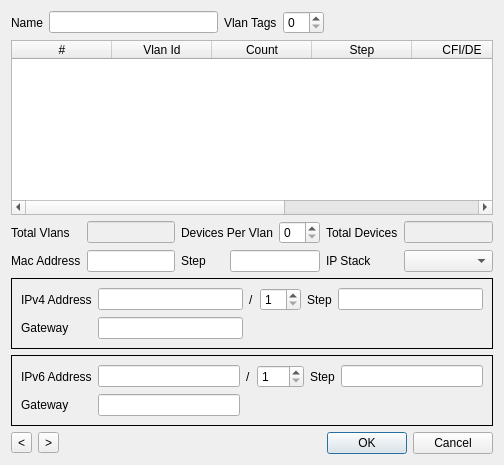
First picture: the form in client/devicegroupdialog.ui, repository pstavirs/ostinato, before the edit.
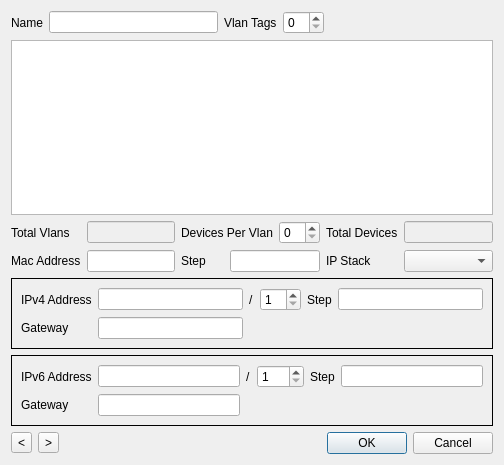
Second picture: the form after the edit. Custom widgets are drawn as their Qt base class.

Commit message: Device Emulation (contd.): DeviceGroupDialog - populate/load/store vlan table, update totalVlanCount and totalDeviceCount as other fields affecting these change

```diff
--- a/client/devicegroupdialog.ui
+++ b/client/devicegroupdialog.ui
@@ -51,43 +51,7 @@
     </layout>
    </item>
    <item>
-    <widget class="QTableWidget" name="vlans" >
-     <column>
-      <property name="text" >
-       <string>#</string>
-      </property>
-     </column>
-     <column>
-      <property name="text" >
-       <string>Vlan Id</string>
-      </property>
-     </column>
-     <column>
-      <property name="text" >
-       <string>Count</string>
-      </property>
-     </column>
-     <column>
-      <property name="text" >
-       <string>Step</string>
-      </property>
-     </column>
-     <column>
-      <property name="text" >
-       <string>CFI/DE</string>
-      </property>
-     </column>
-     <column>
-      <property name="text" >
-       <string>Prio</string>
-      </property>
-     </column>
-     <column>
-      <property name="text" >
-       <string>TPID</string>
-      </property>
-     </column>
-    </widget>
+    <widget class="QTableWidget" name="vlans" />
    </item>
    <item>
     <layout class="QGridLayout" >
```
The commit also changes 2 other files.
